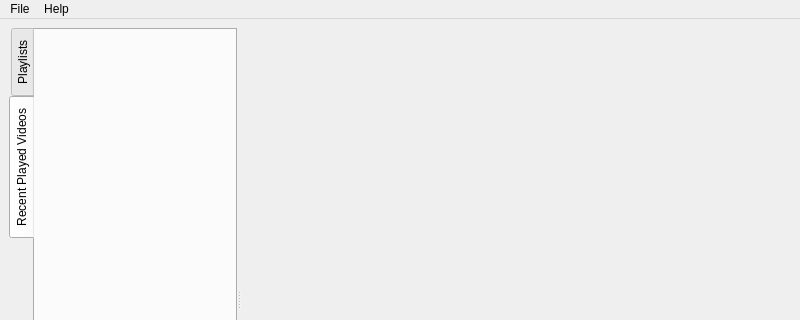
Above: mainwindow.ui from Borwe/PlayListPlayer before the change; both pictures show x 0 to 800 and y 0 to 320 of the 800 by 600 pixel window. Below: the same form after it.
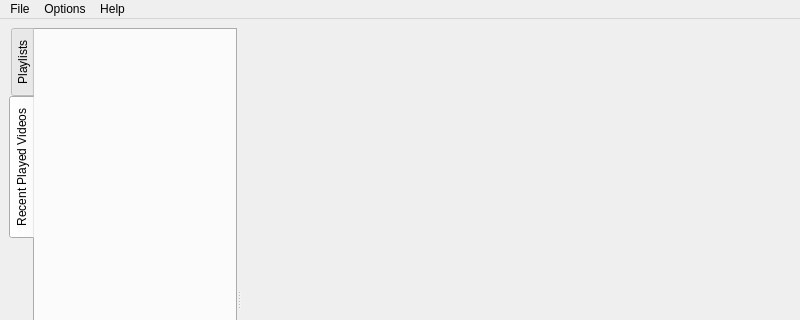
That is the form after the change.

Commit message: Added option menu with option to add Types, and view

What changed in the file:
```diff
--- a/mainwindow.ui
+++ b/mainwindow.ui
@@ -138,7 +138,15 @@
     <addaction name="separator"/>
     <addaction name="actionAbout"/>
    </widget>
+   <widget class="QMenu" name="menuOptions">
+    <property name="title">
+     <string>Options</string>
+    </property>
+    <addaction name="actionAdd_Types"/>
+    <addaction name="actionShow_MultiMedia_Types"/>
+   </widget>
    <addaction name="menuFile"/>
+   <addaction name="menuOptions"/>
    <addaction name="menuHelp"/>
   </widget>
   <widget class="QStatusBar" name="statusbar"/>
```
Left out of the diff: 10 changed lines with no effect on the pictures.
